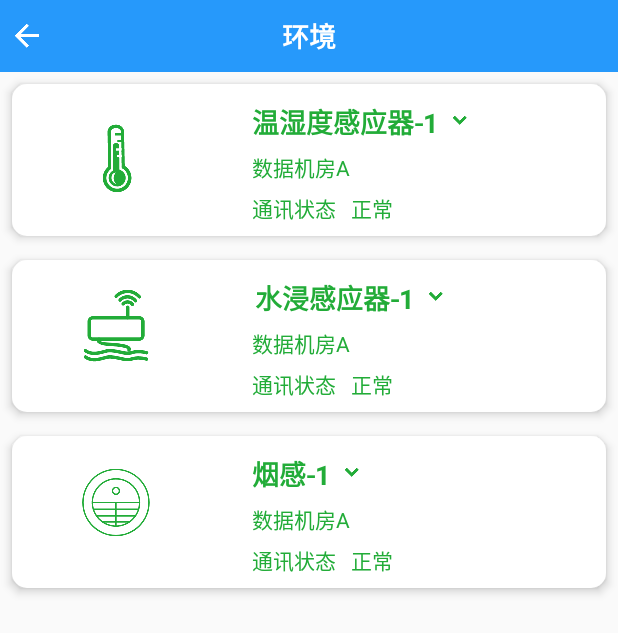
After one commit to 123456789lgj/bisien, an Android app: the StatusEnvActivity screen opened directly, with no data from a screen before it, on a phone screen of 412 x 824 dp. The commit adds this screen. Shown: the top 633 px of the screen. Run offline under Robolectric (Android 15) with nearby library versions, the phone set to English and light mode, and no system bars; Roboto replaces fonts that are not available here.

Commit message:
增加状态里面的环境信息

```diff
--- a/app/src/main/AndroidManifest.xml
+++ b/app/src/main/AndroidManifest.xml
@@ -12,7 +12,8 @@
         android:roundIcon="@mipmap/ic_launcher_round"
         android:supportsRtl="false"
         android:theme="@style/AppTheme">
-        <activity android:name=".activity.PowerDisttibuteActivity"></activity>
+        <activity android:name=".activity.StatusEnvActivity"></activity>
+        <activity android:name=".activity.PowerDisttibuteActivity" />
         <activity android:name=".activity.UpsActivity" />
         <activity android:name=".activity.CondiditioningActivity" />
         <activity android:name=".activity.FireActivity" />
--- /dev/null
+++ b/app/src/main/java/com/bisien/dems/activity/StatusEnvActivity.java
@@ -0,0 +1,94 @@
+package com.bisien.dems.activity;
+
+import androidx.appcompat.app.AppCompatActivity;
+import androidx.core.widget.PopupWindowCompat;
+import androidx.recyclerview.widget.RecyclerView;
+
+import android.animation.ObjectAnimator;
+import android.os.Bundle;
+import android.view.Gravity;
+import android.view.View;
+import android.widget.ImageView;
+import android.widget.PopupWindow;
+import android.widget.TextView;
+
+import com.bisien.dems.R;
+import com.bisien.dems.activity.utils.UiUtils;
+import com.bisien.dems.activity.widget.DeviceSelectPopupWindow;
+
+import java.util.ArrayList;
+
+public class StatusEnvActivity extends BaseActivity implements View.OnClickListener {
+    private TextView tvTempertrueName;
+    private TextView tvTempertrueHouseName;
+    private ImageView tempertrueDownArrow;
+    private RecyclerView tempertrueRecyclerView;
+
+    private TextView tvFloodingName;
+    private TextView tvFloodingHouseName;
+    private ImageView floodingDownArrow;
+    private RecyclerView floodingRecyclerView;
+
+    private TextView tvSmookingName;
+    private TextView tvSmookingHouseName;
+    private ImageView smookingDownArrow;
+    private RecyclerView smookingRecyclerView;
+    @Override
+    protected void onCreate(Bundle savedInstanceState) {
+        super.onCreate(savedInstanceState);
+        setContentView(R.layout.activity_env);
+        findTitle("环境");
+        initView();
+    }
+
+    private void initView() {
+        tvTempertrueName =  findViewById(R.id.tvTempertrueName);
+        tvTempertrueHouseName =  findViewById(R.id.tvTempertrueHouseName);
+        tempertrueDownArrow =  findViewById(R.id.tempertrueDownArrow);
+        tempertrueDownArrow.setOnClickListener(this);
+        tempertrueRecyclerView = findViewById(R.id.tempertrueRecyclerView);
+//        水浸
+        tvFloodingName =  findViewById(R.id.tvFloodingName);
+        tvFloodingHouseName =  findViewById(R.id.tvFloodingHouseName);
+        floodingDownArrow =  findViewById(R.id.floodingDownArrow);
+        floodingDownArrow.setOnClickListener(this);
+        floodingRecyclerView = findViewById(R.id.tempertrueRecyclerView);
+//        烟感
+        tvSmookingName =  findViewById(R.id.tvSmookingName);
+        tvSmookingHouseName =  findViewById(R.id.tvSmookingHouseName);
+        smookingDownArrow =  findViewById(R.id.smookingDownArrow);
+        smookingDownArrow.setOnClickListener(this);
+        smookingRecyclerView = findViewById(R.id.tempertrueRecyclerView);
+    }
+
+    @Override
+    public void onClick(View v) {
+        switch (v.getId()){
+            case R.id.tempertrueDownArrow:
+//                showPopupWindow(null,tvTempertrueName,tempertrueDownArrow);
+                break;
+            case R.id.floodingDownArrow:
+//                showPopupWindow(null,tvTempertrueName,tempertrueDownArrow);
+                break;
+            case R.id.smookingDownArrow:
+//                showPopupWindow(null,tvTempertrueName,tempertrueDownArrow);
+                break;
+        }
+    }
+    public void showPopupWindow(ArrayList<CondiditioningActivity.Bean> deviceList, View locationView, final View downArrow){
+        DeviceSelectPopupWindow deviceSelectPopupWindow = new DeviceSelectPopupWindow(this, deviceList, UiUtils.getColor(R.color.status_environment));
+        PopupWindowCompat.showAsDropDown(deviceSelectPopupWindow, locationView, 0, 0, Gravity.START);
+        ObjectAnimator.ofFloat(downArrow, "rotation", 0f, 180f).setDuration(100).start();
+        deviceSelectPopupWindow.setOnDismissListener(new PopupWindow.OnDismissListener() {
+            @Override
+            public void onDismiss() {
+                ObjectAnimator.ofFloat(downArrow, "rotation", 180f, 0).setDuration(100).start();
+            }
+        });
+    }
+
+    @Override
+    public void refreshSelectData(CondiditioningActivity.Bean bean) {
+
+    }
+}
--- a/app/src/main/java/com/bisien/dems/activity/fragment/StatusFragment.java
+++ b/app/src/main/java/com/bisien/dems/activity/fragment/StatusFragment.java
@@ -17,6 +17,7 @@ import androidx.viewpager.widget.ViewPager;
 import com.bisien.dems.R;
 import com.bisien.dems.activity.CondiditioningActivity;
 import com.bisien.dems.activity.PowerDisttibuteActivity;
+import com.bisien.dems.activity.StatusEnvActivity;
 import com.bisien.dems.activity.UpsActivity;
 import com.bisien.dems.activity.animal.CardTransformer;
 import com.bisien.dems.activity.bean.CustomBean;
@@ -119,7 +120,7 @@ public class StatusFragment extends BaseFragment {
         }
         if(dataBean.getThs() != null){
             CustomBean customBean = new CustomBean();
-            customBean.setEquipmentName("温湿度感应器");//空调
+            customBean.setEquipmentName("环境");//空调
             customBean.setEquipmentCounts(dataBean.getThs().getCount()+"");//设备总数
             customBean.setRunEquipmentCounts(dataBean.getThs().getParam2()+"");//运行数量
             customBean.setEquipmentAlarm(dataBean.getThsAlarm()+"");//报警数量，如果为0，web端，就显示正常，否则就显示异常
@@ -239,11 +240,11 @@ public class StatusFragment extends BaseFragment {
                     intent.putExtra("category",dataList.get(index).getCategory());
                     break;
                 case 3:
+                    intent.setClass(UiUtils.getContext(), StatusEnvActivity.class);
+                    intent.putExtra("category",dataList.get(index).getCategory());
                     break;
             }
-            if (index == 0 || index == 1 || index == 2){
                 startActivity(intent);
-            }
         }
     };
 
--- a/app/src/main/java/com/bisien/dems/activity/utils/DialogLoading.java
+++ b/app/src/main/java/com/bisien/dems/activity/utils/DialogLoading.java
@@ -45,7 +45,9 @@ public class DialogLoading {
 //        dialog.setCancelable(false);
         //此方法是点击外围不会消失，但是点击返回键一样消失
 //        dialog.setCanceledOnTouchOutside(false);
-        dialog.show();
+        if(activity != null && !activity.isFinishing()){
+            dialog.show();
+        }
     }
     // Android 中dismiss 和hide的区别在于，dismiss释放dialog中的内存，而hide不释放内存，Activity退出之前必须调用dialog的dismiss方法
     public void dismissLoading(){
--- /dev/null
+++ b/app/src/main/res/layout/activity_env.xml
@@ -0,0 +1,283 @@
+<?xml version="1.0" encoding="utf-8"?>
+<LinearLayout xmlns:android="http://schemas.android.com/apk/res/android"
+    xmlns:tools="http://schemas.android.com/tools"
+    android:layout_width="match_parent"
+    android:layout_height="match_parent"
+    android:orientation="vertical">
+
+    <include
+        layout="@layout/head_title"
+        android:layout_width="match_parent"
+        android:layout_height="48dp" />
+
+    <androidx.core.widget.NestedScrollView
+        android:layout_width="match_parent"
+        android:layout_height="match_parent"
+        android:fillViewport="true">
+
+        <LinearLayout
+            android:layout_width="match_parent"
+            android:layout_height="match_parent"
+            android:focusable="true"
+            android:focusableInTouchMode="true"
+            android:orientation="vertical">
+
+            <RelativeLayout
+                android:layout_width="match_parent"
+                android:layout_height="wrap_content"
+                android:layout_margin="8dp"
+                android:id="@+id/rlPdu"
+                android:background="@drawable/shap_dialog_bg"
+                android:translationZ="4dp">
+
+                <ImageView
+                    android:id="@+id/ivTempertrueLeft"
+                    android:layout_width="wrap_content"
+                    android:layout_height="wrap_content"
+                    android:layout_centerVertical="true"
+                    android:layout_marginLeft="40dp"
+                    android:src="@mipmap/env_temperature" />
+
+                <TextView
+                    android:id="@+id/tvTempertrueName"
+                    android:layout_width="wrap_content"
+                    android:layout_height="wrap_content"
+                    android:layout_marginLeft="60dp"
+                    android:layout_marginTop="11dp"
+                    android:layout_toRightOf="@+id/ivTempertrueLeft"
+                    android:text="温湿度感应器-1"
+                    android:textColor="@color/status_environment"
+                    android:textSize="18dp"
+                    android:textStyle="bold" />
+
+                <ImageView
+                    android:id="@+id/tempertrueDownArrow"
+                    android:layout_width="wrap_content"
+                    android:layout_height="wrap_content"
+                    android:layout_marginTop="11dp"
+                    android:layout_toRightOf="@+id/tvTempertrueName"
+                    android:paddingLeft="10dp"
+                    android:paddingTop="8dp"
+                    android:paddingRight="10dp"
+                    android:paddingBottom="8dp"
+                    android:src="@mipmap/env_down_arrow" />
+
+                <TextView
+                    android:id="@+id/tvTempertrueHouseName"
+                    android:layout_width="wrap_content"
+                    android:layout_height="wrap_content"
+                    android:layout_below="@+id/tvTempertrueName"
+                    android:layout_marginLeft="60dp"
+                    android:layout_marginTop="6dp"
+                    android:layout_toRightOf="@+id/ivTempertrueLeft"
+                    android:text="数据机房A"
+                    android:textColor="@color/status_environment"
+                    android:textSize="14dp" />
+
+                <TextView
+                    android:id="@+id/tvTempertrueCommStatus"
+                    android:layout_width="wrap_content"
+                    android:layout_height="wrap_content"
+                    android:layout_below="@+id/tvTempertrueHouseName"
+                    android:layout_marginLeft="60dp"
+                    android:layout_marginTop="6dp"
+                    android:layout_marginBottom="8dp"
+                    android:layout_toRightOf="@+id/ivTempertrueLeft"
+                    android:text="通讯状态"
+                    android:textColor="@color/status_environment"
+                    android:textSize="14dp" />
+
+                <TextView
+                    android:layout_width="wrap_content"
+                    android:layout_height="wrap_content"
+                    android:layout_below="@+id/tvTempertrueHouseName"
+                    android:layout_marginLeft="10dp"
+                    android:layout_marginTop="6dp"
+                    android:layout_toRightOf="@+id/tvTempertrueCommStatus"
+                    android:text="正常"
+                    android:textColor="@color/status_environment"
+                    android:textSize="14dp" />
+            </RelativeLayout>
+
+            <androidx.recyclerview.widget.RecyclerView
+                android:id="@+id/tempertrueRecyclerView"
+                android:layout_width="match_parent"
+                android:layout_height="wrap_content"
+                android:layout_marginLeft="8dp"
+                android:layout_marginRight="8dp"
+                android:background="@drawable/shap_dialog_bg"
+                android:translationZ="4dp"></androidx.recyclerview.widget.RecyclerView>
+
+            <RelativeLayout
+                android:layout_width="match_parent"
+                android:layout_height="wrap_content"
+                android:layout_margin="8dp"
+                android:background="@drawable/shap_dialog_bg"
+                android:translationZ="4dp">
+
+                <ImageView
+                    android:id="@+id/ivFloodingLeft"
+                    android:layout_width="wrap_content"
+                    android:layout_height="wrap_content"
+                    android:layout_marginLeft="40dp"
+                    android:layout_marginTop="14dp"
+                    android:layout_marginBottom="14dp"
+                    android:src="@mipmap/env_flooding" />
+
+                <TextView
+                    android:id="@+id/tvFloodingName"
+                    android:layout_width="wrap_content"
+                    android:layout_height="wrap_content"
+                    android:layout_marginLeft="62dp"
+                    android:layout_marginTop="11dp"
+                    android:layout_toRightOf="@+id/ivFloodingLeft"
+                    android:text="水浸感应器-1"
+                    android:textColor="@color/status_environment"
+                    android:textSize="18dp"
+                    android:textStyle="bold" />
+                <ImageView
+                    android:id="@+id/floodingDownArrow"
+                    android:layout_width="wrap_content"
+                    android:layout_height="wrap_content"
+                    android:layout_marginTop="11dp"
+                    android:layout_toRightOf="@+id/tvFloodingName"
+                    android:paddingLeft="10dp"
+                    android:paddingTop="8dp"
+                    android:paddingRight="10dp"
+                    android:paddingBottom="8dp"
+                    android:src="@mipmap/env_down_arrow" />
+
+                <TextView
+                    android:id="@+id/tvFloodingHouseName"
+                    android:layout_width="wrap_content"
+                    android:layout_height="wrap_content"
+                    android:layout_below="@+id/tvFloodingName"
+                    android:layout_marginLeft="60dp"
+                    android:layout_marginTop="6dp"
+                    android:layout_toRightOf="@+id/ivFloodingLeft"
+                    android:text="数据机房A"
+                    android:textColor="@color/status_environment"
+                    android:textSize="14dp" />
+
+                <TextView
+                    android:id="@+id/tvFloodingCommStatus"
+                    android:layout_width="wrap_content"
+                    android:layout_height="wrap_content"
+                    android:layout_below="@+id/tvFloodingHouseName"
+                    android:layout_marginLeft="60dp"
+                    android:layout_marginTop="6dp"
+                    android:layout_marginBottom="8dp"
+                    android:layout_toRightOf="@+id/ivFloodingLeft"
+                    android:text="通讯状态"
+                    android:textColor="@color/status_environment"
+                    android:textSize="14dp" />
+
+                <TextView
+                    android:layout_width="wrap_content"
+                    android:layout_height="wrap_content"
+                    android:layout_below="@+id/tvFloodingHouseName"
+                    android:layout_marginLeft="10dp"
+                    android:layout_marginTop="6dp"
+                    android:layout_toRightOf="@+id/tvFloodingCommStatus"
+                    android:text="正常"
+                    android:textColor="@color/status_environment"
+                    android:textSize="14dp" />
+            </RelativeLayout>
+
+            <androidx.recyclerview.widget.RecyclerView
+                android:id="@+id/floodingRecyclerView"
+                android:layout_width="match_parent"
+                android:layout_height="wrap_content"
+                android:layout_marginLeft="8dp"
+                android:layout_marginRight="8dp"
+                android:background="@drawable/shap_dialog_bg"
+                android:translationZ="4dp"></androidx.recyclerview.widget.RecyclerView>
+            <RelativeLayout
+                android:layout_width="match_parent"
+                android:layout_height="wrap_content"
+                android:layout_margin="8dp"
+                android:background="@drawable/shap_dialog_bg"
+                android:translationZ="4dp">
+
+                <ImageView
+                    android:id="@+id/ivSmookingLeft"
+                    android:layout_width="wrap_content"
+                    android:layout_height="wrap_content"
+                    android:layout_marginLeft="40dp"
+                    android:layout_marginTop="14dp"
+                    android:layout_marginBottom="14dp"
+                    android:src="@mipmap/env_smooking" />
+
+                <TextView
+                    android:id="@+id/tvSmookingName"
+                    android:layout_width="wrap_content"
+                    android:layout_height="wrap_content"
+                    android:layout_marginLeft="60dp"
+                    android:layout_marginTop="11dp"
+                    android:layout_toRightOf="@+id/ivSmookingLeft"
+                    android:text="烟感-1"
+                    android:textColor="@color/status_environment"
+                    android:textSize="18dp"
+                    android:textStyle="bold" />
+                <ImageView
+                    android:id="@+id/smookingDownArrow"
+                    android:layout_width="wrap_content"
+                    android:layout_height="wrap_content"
+                    android:layout_marginTop="11dp"
+                    android:layout_toRightOf="@+id/tvSmookingName"
+                    android:paddingLeft="10dp"
+                    android:paddingTop="8dp"
+                    android:paddingRight="10dp"
+                    android:paddingBottom="8dp"
+                    android:src="@mipmap/env_down_arrow" />
+
+                <TextView
+                    android:id="@+id/tvSmookingHouseName"
+                    android:layout_width="wrap_content"
+                    android:layout_height="wrap_content"
+                    android:layout_below="@+id/tvSmookingName"
+                    android:layout_marginLeft="60dp"
+                    android:layout_marginTop="6dp"
+                    android:layout_toRightOf="@+id/ivSmookingLeft"
+                    android:text="数据机房A"
+                    android:textColor="@color/status_environment"
+                    android:textSize="14dp" />
+
+                <TextView
+                    android:id="@+id/tvSmookingCommStatus"
+                    android:layout_width="wrap_content"
+                    android:layout_height="wrap_content"
+                    android:layout_below="@+id/tvSmookingHouseName"
+                    android:layout_marginLeft="60dp"
+                    android:layout_marginTop="6dp"
+                    android:layout_marginBottom="8dp"
+                    android:layout_toRightOf="@+id/ivSmookingLeft"
+                    android:text="通讯状态"
+                    android:textColor="@color/status_environment"
+                    android:textSize="14dp" />
+
+                <TextView
+                    android:layout_width="wrap_content"
+                    android:layout_height="wrap_content"
+                    android:layout_below="@+id/tvSmookingHouseName"
+                    android:layout_marginLeft="10dp"
+                    android:layout_marginTop="6dp"
+                    android:layout_toRightOf="@+id/tvSmookingCommStatus"
+                    android:text="正常"
+                    android:textColor="@color/status_environment"
+                    android:textSize="14dp" />
+            </RelativeLayout>
+
+
+            <androidx.recyclerview.widget.RecyclerView
+                android:id="@+id/smookingRecyclerView"
+                android:layout_width="match_parent"
+                android:layout_height="wrap_content"
+                android:layout_marginLeft="8dp"
+                android:layout_marginRight="8dp"
+                android:background="@drawable/shap_dialog_bg"
+                android:translationZ="4dp"></androidx.recyclerview.widget.RecyclerView>
+        </LinearLayout>
+    </androidx.core.widget.NestedScrollView>
+
+</LinearLayout>
```
Also changed, not shown: app/src/main/res/mipmap-xxhdpi/env_flooding.png (added), app/src/main/res/mipmap-xxhdpi/env_smooking.png (added), app/src/main/res/mipmap-xxhdpi/env_temperature.png (added).
